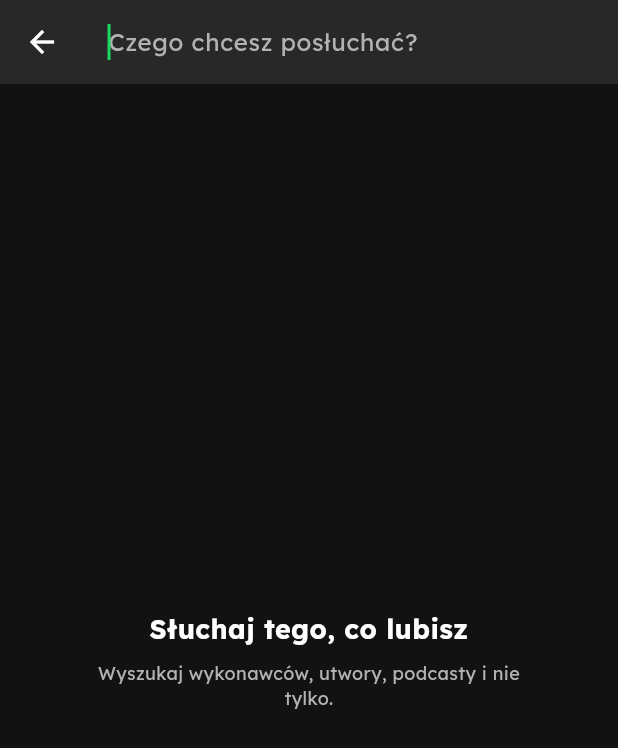
After one commit to AlbertGawin/duzify, a Flutter app: the HomePage screen opened directly, after a tap on "Czego chcesz posłuchać?", on a phone screen of 412 x 824 dp. The commit adds this screen. Shown: the top 748 px of the screen. Run offline on Flutter 3.47's test engine with Material 3 defaults, Android fonts, the phone set to English and light mode, and no system bars; our stand-ins replace dartz, flutter_bloc, flutter_svg, get_it, google_fonts, hydrated_bloc; network calls fail.

Commit message:
Początki searchpage

```diff
--- a/lib/core/configs/theme/app_colors.dart
+++ b/lib/core/configs/theme/app_colors.dart
@@ -4,5 +4,7 @@ class AppColors {
   static const green = Color(0xFF1ED760);
   static const white = Color(0xFFFFFFFF);
   static const black = Color(0xFF121212);
-  static const gray = Color(0xFFB3B3B3);
+  static const darkGray = Color(0xFF535335);
+  static const lightGray = Color(0xFFB2B2B2);
+  static const appBarBackground = Color(0xFF282828);
 }
--- a/lib/presentation/home/widgets/sticky_search_bar.dart
+++ b/lib/presentation/home/widgets/sticky_search_bar.dart
@@ -1,4 +1,5 @@
 import 'package:duzify/core/configs/theme/app_colors.dart';
+import 'package:duzify/presentation/search/pages/search.dart';
 import 'package:flutter/material.dart';
 
 class StickySearchBar extends StatelessWidget {
@@ -11,6 +12,13 @@ class StickySearchBar extends StatelessWidget {
       delegate: _SliverAppBarDelegate(
         minHeight: 64.0,
         maxHeight: 64.0,
+        child: GestureDetector(
+          onTap: () {
+            Navigator.push(
+              context,
+              MaterialPageRoute(builder: (context) => SearchPage()),
+            );
+          },
           child: Container(
             width: double.infinity,
             color: AppColors.black,
@@ -24,17 +32,18 @@ class StickySearchBar extends StatelessWidget {
                   child: Row(
                     mainAxisAlignment: MainAxisAlignment.start,
                     children: [
-                    Icon(Icons.search, size: 30, color: AppColors.black),
+                      Icon(Icons.search, size: 30, color: AppColors.darkGray),
                       SizedBox(width: 8),
                       Text(
                         'Czego chcesz posłuchać?',
                         style: TextStyle(
                           fontSize: 15,
                           fontWeight: FontWeight.bold,
-                        color: AppColors.gray,
+                          color: AppColors.darkGray,
                         ),
                       ),
                     ],
+                  ),
                 ),
               ),
             ),
--- /dev/null
+++ b/lib/presentation/search/pages/search.dart
@@ -0,0 +1,80 @@
+import 'package:duzify/core/configs/theme/app_colors.dart';
+import 'package:duzify/presentation/search/widgets/intro_text.dart';
+import 'package:flutter/material.dart';
+import 'package:flutter/services.dart';
+
+class SearchPage extends StatefulWidget {
+  const SearchPage({super.key});
+
+  @override
+  State<SearchPage> createState() => _SearchPageState();
+}
+
+class _SearchPageState extends State<SearchPage> with WidgetsBindingObserver {
+  final TextEditingController _controller = TextEditingController();
+  final FocusNode _focusNode = FocusNode();
+  bool _wasKeyboardVisible = false;
+
+  @override
+  void initState() {
+    super.initState();
+
+    WidgetsBinding.instance.addObserver(this);
+    WidgetsBinding.instance.addPostFrameCallback((_) {
+      _focusNode.requestFocus();
+    });
+  }
+
+  @override
+  void dispose() {
+    WidgetsBinding.instance.removeObserver(this);
+    _controller.dispose();
+    _focusNode.dispose();
+
+    super.dispose();
+  }
+
+  @override
+  void didChangeAppLifecycleState(AppLifecycleState state) {
+    if (state == AppLifecycleState.resumed && _wasKeyboardVisible) {
+      _focusNode.requestFocus();
+      SystemChannels.textInput.invokeMethod('TextInput.show');
+    } else if (state == AppLifecycleState.paused) {
+      _wasKeyboardVisible = View.of(context).viewInsets.bottom > 0;
+    }
+  }
+
+  @override
+  Widget build(BuildContext context) {
+    return Scaffold(
+      resizeToAvoidBottomInset: false,
+      appBar: AppBar(
+        scrolledUnderElevation: 0,
+        backgroundColor: AppColors.appBarBackground,
+        title: TextField(
+          controller: _controller,
+          focusNode: _focusNode,
+          decoration: InputDecoration(
+            hintText: 'Czego chcesz posłuchać?',
+            hintStyle: TextStyle(color: AppColors.lightGray),
+            border: InputBorder.none,
+            suffixIcon: _controller.text.isNotEmpty
+                ? IconButton(
+                    icon: Icon(Icons.clear, color: AppColors.lightGray),
+                    onPressed: () {
+                      _controller.clear();
+                      setState(() {});
+                    },
+                  )
+                : null,
+          ),
+          style: TextStyle(color: AppColors.white),
+          onChanged: (text) {
+            setState(() {});
+          },
+        ),
+      ),
+      body: IntroText(),
+    );
+  }
+}
--- /dev/null
+++ b/lib/presentation/search/widgets/intro_text.dart
@@ -0,0 +1,38 @@
+import 'package:duzify/core/configs/theme/app_colors.dart';
+import 'package:flutter/material.dart';
+
+class IntroText extends StatelessWidget {
+  const IntroText({super.key});
+
+  @override
+  Widget build(BuildContext context) {
+    return Center(
+      child: Padding(
+        padding: const EdgeInsets.all(50),
+        child: Column(
+          mainAxisAlignment: MainAxisAlignment.center,
+          children: [
+            Text(
+              'Słuchaj tego, co lubisz',
+              textAlign: TextAlign.center,
+              style: TextStyle(
+                color: AppColors.white,
+                fontWeight: FontWeight.bold,
+                fontSize: 18,
+              ),
+            ),
+            SizedBox(height: 8),
+            Text(
+              'Wyszukaj wykonawców, utwory, podcasty i nie tylko.',
+              textAlign: TextAlign.center,
+              style: TextStyle(
+                color: AppColors.lightGray,
+                fontSize: 12,
+              ),
+            ),
+          ],
+        ),
+      ),
+    );
+  }
+}
```
Lines whose indentation alone changed are shown as unchanged.
